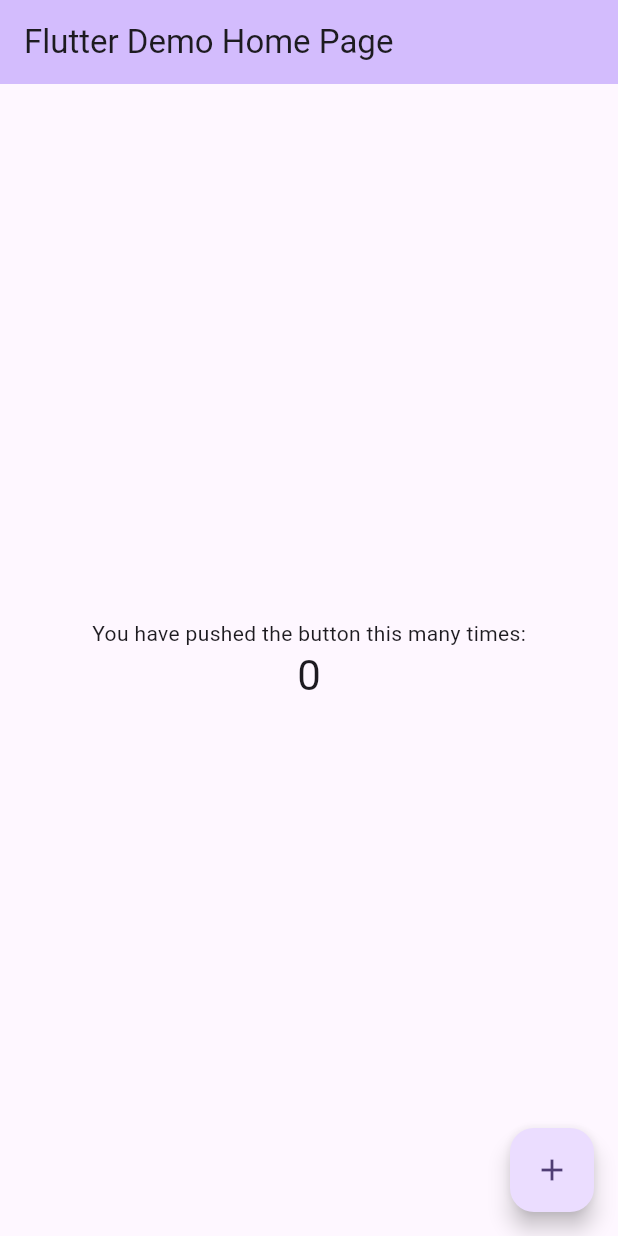
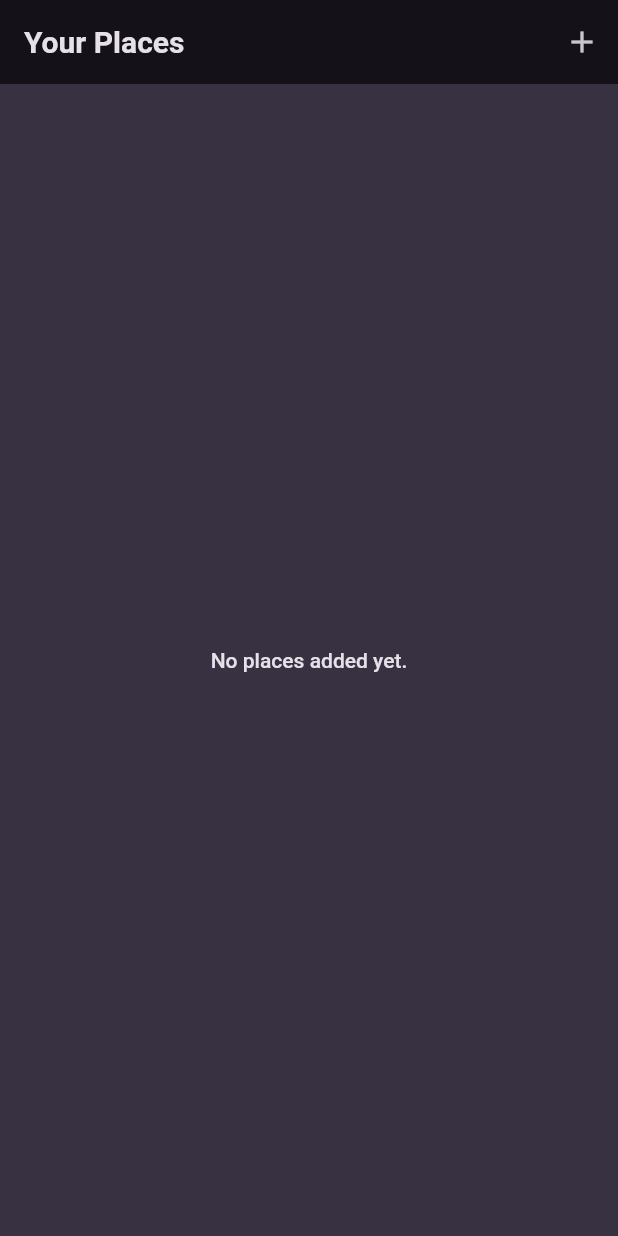
Before and after one commit to eacardenase/flutter-favorite-places, a Flutter app: the screen it shows after launch, on a phone screen of 412 x 824 dp. Run offline on Flutter 3.47's test engine with Material 2 defaults, Android fonts, the phone set to English and light mode, and no system bars; our stand-ins replace google_fonts.

Commit message:
feat: add places screen

```diff
--- a/lib/main.dart
+++ b/lib/main.dart
@@ -1,125 +1,48 @@
 import 'package:flutter/material.dart';
 
+import 'package:google_fonts/google_fonts.dart';
+
+import 'package:favorite_places/screens/places.dart';
+
+final colorScheme = ColorScheme.fromSeed(
+  brightness: Brightness.dark,
+  seedColor: const Color.fromARGB(255, 102, 6, 247),
+  background: const Color.fromARGB(255, 56, 49, 66),
+);
+
+final theme = ThemeData().copyWith(
+  useMaterial3: true,
+  scaffoldBackgroundColor: colorScheme.background,
+  colorScheme: colorScheme,
+  textTheme: GoogleFonts.ubuntuCondensedTextTheme().copyWith(
+    titleSmall: GoogleFonts.ubuntuCondensed(
+      fontWeight: FontWeight.bold,
+    ),
+    titleMedium: GoogleFonts.ubuntuCondensed(
+      fontWeight: FontWeight.bold,
+    ),
+    titleLarge: GoogleFonts.ubuntuCondensed(
+      fontWeight: FontWeight.bold,
+    ),
+  ),
+);
+
 void main() {
-  runApp(const MyApp());
+  runApp(
+    const MyApp(),
+  );
 }
 
 class MyApp extends StatelessWidget {
-  const MyApp({super.key});
+  const MyApp({Key? key}) : super(key: key);
 
-  // This widget is the root of your application.
   @override
   Widget build(BuildContext context) {
     return MaterialApp(
-      title: 'Flutter Demo',
-      theme: ThemeData(
-        // This is the theme of your application.
-        //
-        // TRY THIS: Try running your application with "flutter run". You'll see
-        // the application has a blue toolbar. Then, without quitting the app,
-        // try changing the seedColor in the colorScheme below to Colors.green
-        // and then invoke "hot reload" (save your changes or press the "hot
-        // reload" button in a Flutter-supported IDE, or press "r" if you used
-        // the command line to start the app).
-        //
-        // Notice that the counter didn't reset back to zero; the application
-        // state is not lost during the reload. To reset the state, use hot
-        // restart instead.
-        //
-        // This works for code too, not just values: Most code changes can be
-        // tested with just a hot reload.
-        colorScheme: ColorScheme.fromSeed(seedColor: Colors.deepPurple),
-        useMaterial3: true,
-      ),
-      home: const MyHomePage(title: 'Flutter Demo Home Page'),
+      title: 'Great Places',
+      theme: theme,
+      debugShowCheckedModeBanner: false,
+      home: const PlacesScreen(),
     );
   }
 }
-
-class MyHomePage extends StatefulWidget {
-  const MyHomePage({super.key, required this.title});
-
-  // This widget is the home page of your application. It is stateful, meaning
-  // that it has a State object (defined below) that contains fields that affect
-  // how it looks.
-
-  // This class is the configuration for the state. It holds the values (in this
-  // case the title) provided by the parent (in this case the App widget) and
-  // used by the build method of the State. Fields in a Widget subclass are
-  // always marked "final".
-
-  final String title;
-
-  @override
-  State<MyHomePage> createState() => _MyHomePageState();
-}
-
-class _MyHomePageState extends State<MyHomePage> {
-  int _counter = 0;
-
-  void _incrementCounter() {
-    setState(() {
-      // This call to setState tells the Flutter framework that something has
-      // changed in this State, which causes it to rerun the build method below
-      // so that the display can reflect the updated values. If we changed
-      // _counter without calling setState(), then the build method would not be
-      // called again, and so nothing would appear to happen.
-      _counter++;
-    });
-  }
-
-  @override
-  Widget build(BuildContext context) {
-    // This method is rerun every time setState is called, for instance as done
-    // by the _incrementCounter method above.
-    //
-    // The Flutter framework has been optimized to make rerunning build methods
-    // fast, so that you can just rebuild anything that needs updating rather
-    // than having to individually change instances of widgets.
-    return Scaffold(
-      appBar: AppBar(
-        // TRY THIS: Try changing the color here to a specific color (to
-        // Colors.amber, perhaps?) and trigger a hot reload to see the AppBar
-        // change color while the other colors stay the same.
-        backgroundColor: Theme.of(context).colorScheme.inversePrimary,
-        // Here we take the value from the MyHomePage object that was created by
-        // the App.build method, and use it to set our appbar title.
-        title: Text(widget.title),
-      ),
-      body: Center(
-        // Center is a layout widget. It takes a single child and positions it
-        // in the middle of the parent.
-        child: Column(
-          // Column is also a layout widget. It takes a list of children and
-          // arranges them vertically. By default, it sizes itself to fit its
-          // children horizontally, and tries to be as tall as its parent.
-          //
-          // Column has various properties to control how it sizes itself and
-          // how it positions its children. Here we use mainAxisAlignment to
-          // center the children vertically; the main axis here is the vertical
-          // axis because Columns are vertical (the cross axis would be
-          // horizontal).
-          //
-          // TRY THIS: Invoke "debug painting" (choose the "Toggle Debug Paint"
-          // action in the IDE, or press "p" in the console), to see the
-          // wireframe for each widget.
-          mainAxisAlignment: MainAxisAlignment.center,
-          children: <Widget>[
-            const Text(
-              'You have pushed the button this many times:',
-            ),
-            Text(
-              '$_counter',
-              style: Theme.of(context).textTheme.headlineMedium,
-            ),
-          ],
-        ),
-      ),
-      floatingActionButton: FloatingActionButton(
-        onPressed: _incrementCounter,
-        tooltip: 'Increment',
-        child: const Icon(Icons.add),
-      ), // This trailing comma makes auto-formatting nicer for build methods.
-    );
-  }
-}
--- /dev/null
+++ b/lib/models/place.dart
@@ -0,0 +1,12 @@
+import 'package:uuid/uuid.dart';
+
+const uuid = Uuid();
+
+class Place {
+  Place({
+    required this.title,
+  }) : id = uuid.v4();
+
+  final String id;
+  final String title;
+}
--- /dev/null
+++ b/lib/screens/places.dart
@@ -0,0 +1,42 @@
+import 'package:favorite_places/models/place.dart';
+import 'package:favorite_places/widgets/places_list.dart';
+import 'package:flutter/material.dart';
+
+class PlacesScreen extends StatelessWidget {
+  const PlacesScreen({
+    super.key,
+  });
+
+  @override
+  Widget build(BuildContext context) {
+    final List<Place> _places = [];
+
+    Widget mainContent = Center(
+      child: Text(
+        'No places added yet.',
+        style: Theme.of(context).textTheme.bodyLarge!.copyWith(
+              color: Theme.of(context).colorScheme.onBackground,
+            ),
+      ),
+    );
+
+    if (_places.isNotEmpty) {
+      mainContent = PlacesList(places: _places);
+    }
+
+    return Scaffold(
+      appBar: AppBar(
+        title: const Text('Your Places'),
+        actions: [
+          IconButton(
+            onPressed: () {},
+            icon: const Icon(
+              Icons.add,
+            ),
+          )
+        ],
+      ),
+      body: mainContent,
+    );
+  }
+}
--- /dev/null
+++ b/lib/widgets/places_list.dart
@@ -0,0 +1,31 @@
+import 'package:favorite_places/models/place.dart';
+import 'package:flutter/material.dart';
+
+class PlacesList extends StatelessWidget {
+  const PlacesList({
+    super.key,
+    required this.places,
+  });
+
+  final List<Place> places;
+
+  @override
+  Widget build(BuildContext context) {
+    return ListView.builder(
+      itemCount: places.length,
+      itemBuilder: ((context, index) {
+        final currentPlace = places[index];
+
+        return ListTile(
+          title: Text(
+            currentPlace.title,
+            style: Theme.of(context)
+                .textTheme
+                .titleMedium!
+                .copyWith(color: Theme.of(context).colorScheme.onBackground),
+          ),
+        );
+      }),
+    );
+  }
+}
--- a/pubspec.yaml
+++ b/pubspec.yaml
@@ -35,6 +35,8 @@ dependencies:
   # The following adds the Cupertino Icons font to your application.
   # Use with the CupertinoIcons class for iOS style icons.
   cupertino_icons: ^1.0.2
+  google_fonts: ^5.1.0
+  uuid: ^3.0.7
 
 dev_dependencies:
   flutter_test:
```
Also changed, not shown: lib/screens/add_place.dart (added), lib/screens/places_detail.dart (added), pubspec.lock, 10 other files.
